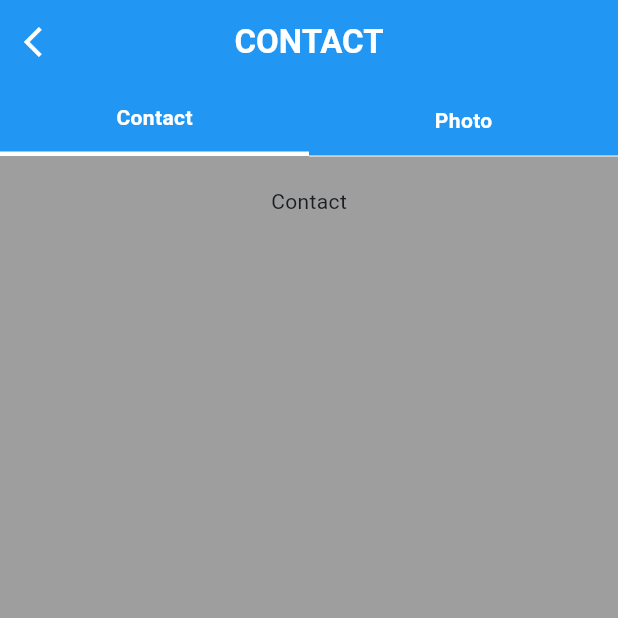
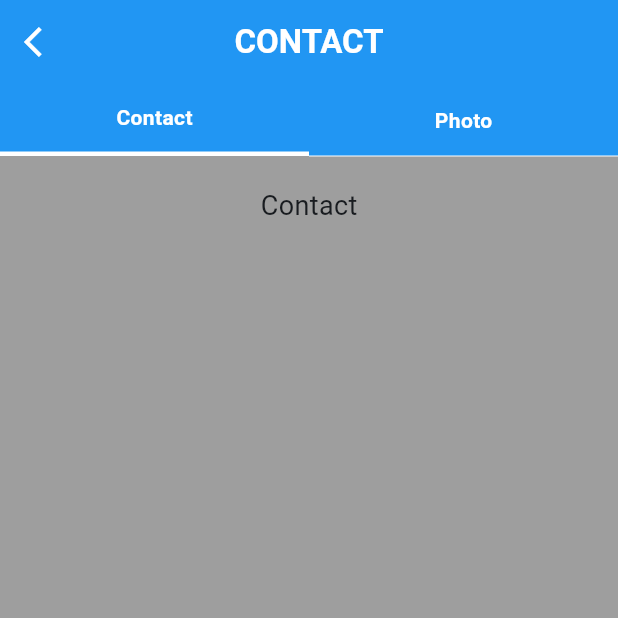
Before and after one commit to rahulmali2004/resume_pr, a Flutter app: the contactpage screen opened by its route, on a phone screen of 412 x 824 dp, the top half of it. Run offline on Flutter 3.47's test engine with Material 2 defaults, Android fonts, the light colour scheme and no system bars.

Commit message:
RM 20/04/2023 submit

```diff
--- a/lib/views/scrrens/contactpage.dart
+++ b/lib/views/scrrens/contactpage.dart
@@ -92,8 +92,12 @@ class _contactpageState extends State<contactpage> {
              child: IndexedStack(
                index: index,
                children: [
-                 Text("Contact"),
-                 Text("Photo"),
+                 Text("Contact",style: TextStyle(
+                   fontSize: 18,
+                 ),),
+                 Text("Photo",style: TextStyle(
+                   fontSize: 18,
+                 ),),
                ],
              ),
            )),
```
